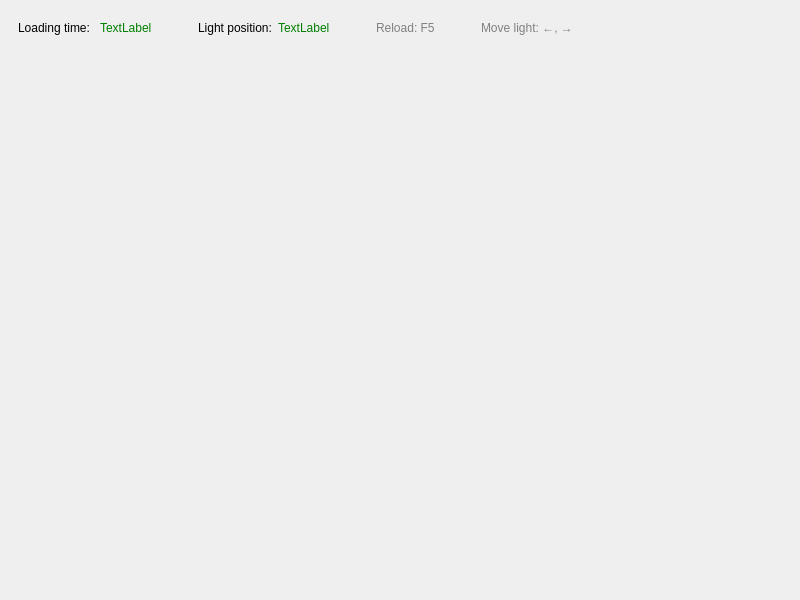
Above: src/widget/mainwindow.ui from ian-ledig/opengl-tests before the change. Below: the same form after it.
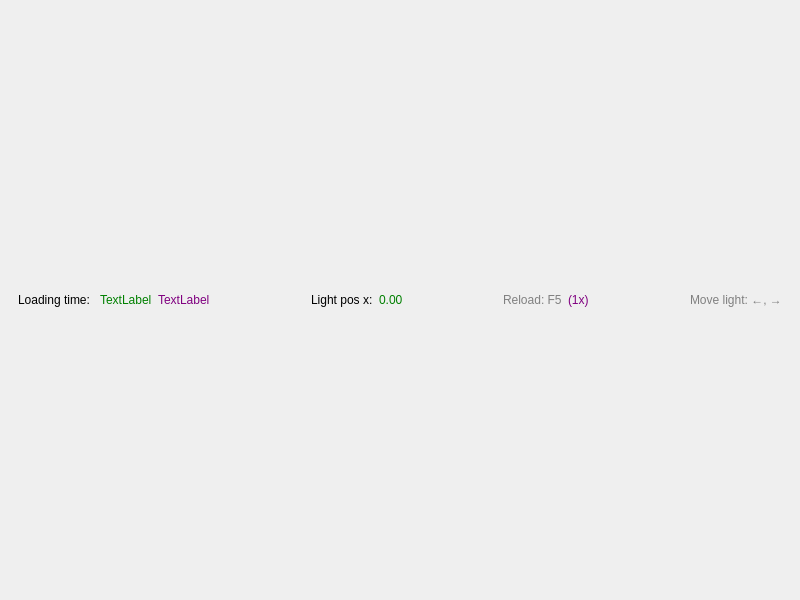
That is the form after the change.

Commit message: adding reload history to have the loading time average

```diff
--- a/src/widget/mainwindow.ui
+++ b/src/widget/mainwindow.ui
@@ -15,7 +15,7 @@
   </property>
   <widget class="QWidget" name="centralwidget">
    <layout class="QVBoxLayout" name="verticalLayout">
-    <item alignment="Qt::AlignmentFlag::AlignLeft|Qt::AlignmentFlag::AlignTop">
+    <item>
      <widget class="QWidget" name="widget" native="true">
       <layout class="QHBoxLayout" name="horizontalLayout">
        <item alignment="Qt::AlignmentFlag::AlignLeft">
@@ -35,6 +35,16 @@
          </property>
         </widget>
        </item>
+       <item>
+        <widget class="QLabel" name="labelMsAver">
+         <property name="styleSheet">
+          <string notr="true">color: purple;</string>
+         </property>
+         <property name="text">
+          <string>TextLabel</string>
+         </property>
+        </widget>
+       </item>
        <item>
         <spacer name="horizontalSpacer_3">
          <property name="orientation">
@@ -51,7 +61,7 @@
        <item>
         <widget class="QLabel" name="labelLightPosInfo">
          <property name="text">
-          <string>Light position:</string>
+          <string>Light pos x:</string>
          </property>
         </widget>
        </item>
@@ -61,7 +71,7 @@
           <string notr="true">color: green;</string>
          </property>
          <property name="text">
-          <string>TextLabel</string>
+          <string>0.00</string>
          </property>
         </widget>
        </item>
@@ -79,7 +89,7 @@
         </spacer>
        </item>
        <item>
-        <widget class="QLabel" name="labelReload">
+        <widget class="QLabel" name="labelReloadInfo">
          <property name="styleSheet">
           <string notr="true">color: gray;</string>
          </property>
@@ -88,6 +98,16 @@
          </property>
         </widget>
        </item>
+       <item>
+        <widget class="QLabel" name="labelReload">
+         <property name="styleSheet">
+          <string notr="true">color: purple;</string>
+         </property>
+         <property name="text">
+          <string>(1x)</string>
+         </property>
+        </widget>
+       </item>
        <item>
         <spacer name="horizontalSpacer_2">
          <property name="orientation">
```
The commit also changes 12 other files.
